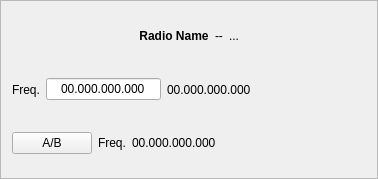
Before: the Qt Designer form mqt/MqtLogger/rigcontrolframe.ui in zsteva/backup-minos2, drawn with Qt 5.
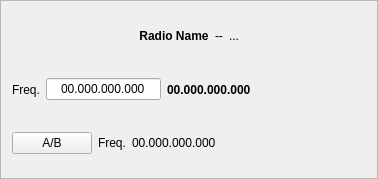
After: the same form once the commit is applied.

```diff
--- a/mqt/MqtLogger/rigcontrolframe.ui
+++ b/mqt/MqtLogger/rigcontrolframe.ui
@@ -115,6 +115,12 @@
        </item>
        <item>
         <widget class="QLabel" name="freqDispVFOA">
+         <property name="font">
+          <font>
+           <weight>75</weight>
+           <bold>true</bold>
+          </font>
+         </property>
          <property name="text">
           <string>00.000.000.000</string>
          </property>
```
